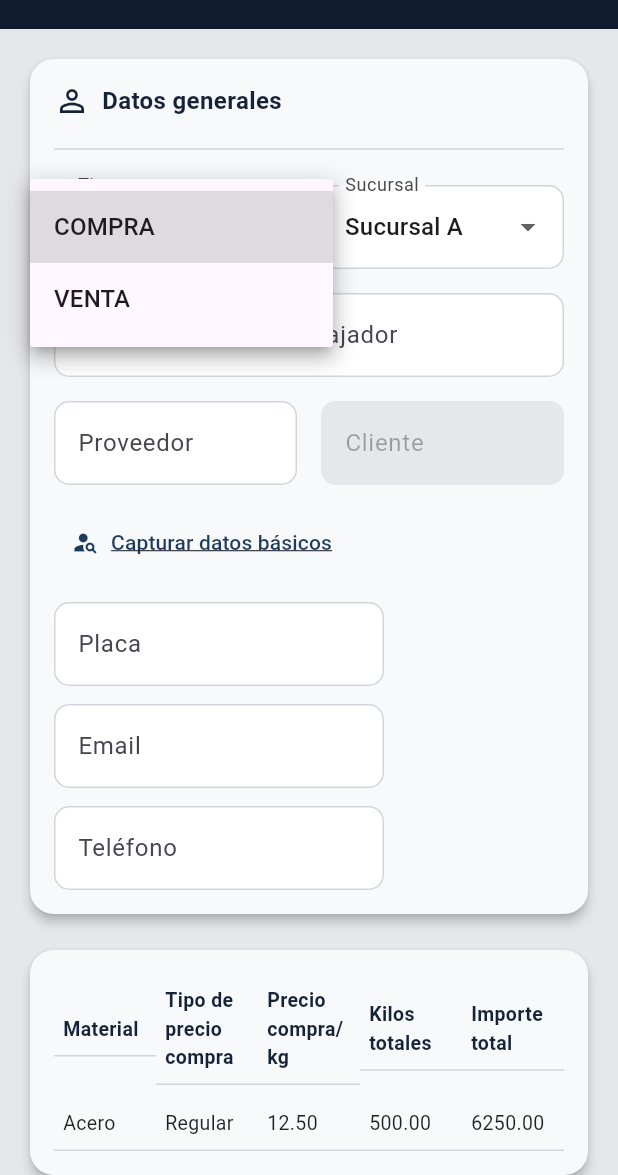
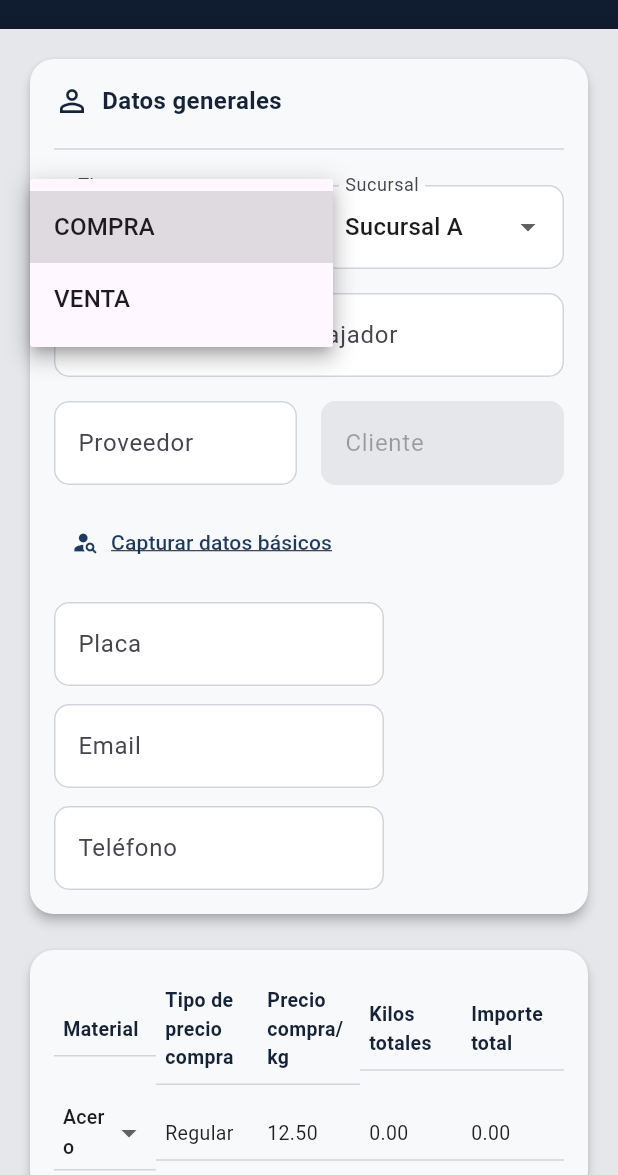
Before and after one commit to pcaliman2/ventana_trabajador, a Flutter app: the screen it shows after launch, after a tap on "COMPRA", on a phone screen of 412 x 824 dp, the part 61-1236 px from its top. Run offline on Flutter 3.47's test engine with Material 3 defaults, Android fonts, the phone set to English and light mode, and no system bars.

Commit message:
Main_Ver_Final

```diff
--- a/lib/main.dart
+++ b/lib/main.dart
@@ -5,13 +5,9 @@ const Color kAzulProfundo = Color(0xFF152238);
 const Color kAzulSecundario = Color(0xFF1E3A5F);
 const Color kDorado = Color(0xFFCFAF6B);
 
-// Gris general del fondo de la pantalla
 const Color kGrisFondo = Color(0xFFE5E7EB);
-
-// Fondo de los Cards
 const Color kCardFondo = Color(0xFFF8F9FB);
 
-// Bordes / Deshabilitados
 const Color kGrisBorde = Color(0xFFD1D5DB);
 const Color kGrisDeshabilitado = Color(0xFFE5E7EB);
 
@@ -29,12 +25,10 @@ class WeighingApp extends StatelessWidget {
       debugShowCheckedModeBanner: false,
       theme: ThemeData(
         scaffoldBackgroundColor: kGrisFondo,
-
         appBarTheme: const AppBarTheme(
           foregroundColor: Colors.white,
           elevation: 0,
         ),
-
         inputDecorationTheme: InputDecorationTheme(
           filled: true,
           fillColor: Colors.white,
@@ -49,26 +43,6 @@ class WeighingApp extends StatelessWidget {
           focusedBorder: OutlineInputBorder(
             borderSide: BorderSide(color: kAzulSecundario, width: 2),
             borderRadius: BorderRadius.circular(10),
-          ),
-        ),
-
-        elevatedButtonTheme: ElevatedButtonThemeData(
-          style: ElevatedButton.styleFrom(
-            backgroundColor: kAzulSecundario,
-            foregroundColor: Colors.white,
-            shape: RoundedRectangleBorder(
-              borderRadius: BorderRadius.circular(10),
-            ),
-          ),
-        ),
-
-        outlinedButtonTheme: OutlinedButtonThemeData(
-          style: OutlinedButton.styleFrom(
-            foregroundColor: kAzulSecundario,
-            side: const BorderSide(color: kAzulSecundario),
-            shape: RoundedRectangleBorder(
-              borderRadius: BorderRadius.circular(10),
-            ),
           ),
         ),
       ),
@@ -89,6 +63,61 @@ class _WeighingNotePageState extends State<WeighingNotePage> {
   String sucursal = 'Sucursal A';
   bool proveedorEnabled = true;
   bool clienteEnabled = false;
+
+  // ====== MATERIALES ======
+
+  final Map<String, MaterialInfo> _materiales = const {
+    'Acero': MaterialInfo(tipoPrecio: 'Regular', precioKg: 12.50),
+    'Cobre': MaterialInfo(tipoPrecio: 'Premium', precioKg: 25.00),
+    'Aluminio': MaterialInfo(tipoPrecio: 'Regular', precioKg: 8.75),
+  };
+
+  String _materialSeleccionado = 'Acero';
+
+  // ====== CONTROLADORES PESAJES ======
+
+  late TextEditingController _pesoBrutoCtrl;
+  late TextEditingController _tierraCtrl;
+  late TextEditingController _humedadCtrl;
+  late TextEditingController _basuraCtrl;
+  late TextEditingController _pesoNetoCtrl;
+
+  @override
+  void initState() {
+    super.initState();
+
+    _pesoBrutoCtrl = TextEditingController(text: '0.00');
+    _tierraCtrl = TextEditingController(text: '0.00');
+    _humedadCtrl = TextEditingController(text: '0.00');
+    _basuraCtrl = TextEditingController(text: '0.00');
+    _pesoNetoCtrl = TextEditingController(text: '0.00');
+
+    _recalcularPesoNeto();
+  }
+
+  @override
+  void dispose() {
+    _pesoBrutoCtrl.dispose();
+    _tierraCtrl.dispose();
+    _humedadCtrl.dispose();
+    _basuraCtrl.dispose();
+    _pesoNetoCtrl.dispose();
+    super.dispose();
+  }
+
+  double _parse(String s) => double.tryParse(s.replaceAll(',', '.')) ?? 0.0;
+
+  void _recalcularPesoNeto() {
+    final bruto = _parse(_pesoBrutoCtrl.text);
+    final tierra = _parse(_tierraCtrl.text);
+    final humedad = _parse(_humedadCtrl.text);
+    final basura = _parse(_basuraCtrl.text);
+
+    final neto = bruto - (tierra + humedad + basura);
+    _pesoNetoCtrl.text = neto.toStringAsFixed(2);
+
+    setState(() {}); // refresca materiales y resumen
+  }
 
   @override
   Widget build(BuildContext context) {
@@ -118,7 +147,6 @@ class _WeighingNotePageState extends State<WeighingNotePage> {
           ),
         ),
       ),
-
       body: SingleChildScrollView(
         padding: const EdgeInsets.all(16),
         child: Column(
@@ -138,7 +166,10 @@ class _WeighingNotePageState extends State<WeighingNotePage> {
     );
   }
 
-  // BLOQUE 1: Datos generales
+  // ============================================================
+  // BLOQUE 1: DATOS GENERALES
+  // ============================================================
+
   Widget _buildHeaderSection(BuildContext context) {
     return Card(
       elevation: 3,
@@ -167,7 +198,6 @@ class _WeighingNotePageState extends State<WeighingNotePage> {
             const Divider(color: kGrisBorde),
             const SizedBox(height: 16),
 
-            // Tipo + Sucursal
             Row(
               children: [
                 Expanded(
@@ -218,7 +248,6 @@ class _WeighingNotePageState extends State<WeighingNotePage> {
 
             const SizedBox(height: 16),
 
-            // Proveedor / Cliente
             Row(
               children: [
                 Expanded(
@@ -272,7 +301,6 @@ class _WeighingNotePageState extends State<WeighingNotePage> {
 
             const SizedBox(height: 16),
 
-            //  📱 Responsive: Placa / Email / Teléfono usando Wrap
             Wrap(
               spacing: 16,
               runSpacing: 12,
@@ -303,8 +331,16 @@ class _WeighingNotePageState extends State<WeighingNotePage> {
     );
   }
 
-  // BLOQUE 2: Materiales
+  // ============================================================
+  // BLOQUE 2: MATERIALES (Kilos totales = Peso Neto)
+  // ============================================================
+
   Widget _buildMaterialsSection() {
+    final info = _materiales[_materialSeleccionado]!;
+
+    final kilosTotales = _parse(_pesoNetoCtrl.text);
+    final importe = info.precioKg * kilosTotales;
+
     return Card(
       elevation: 3,
       color: kCardFondo,
@@ -324,12 +360,31 @@ class _WeighingNotePageState extends State<WeighingNotePage> {
             ),
             const SizedBox(height: 8),
             Row(
-              children: const [
-                Expanded(flex: 2, child: _ValueCell('Acero')),
-                Expanded(flex: 2, child: _ValueCell('Regular')),
-                Expanded(flex: 2, child: _ValueCell('12.50')),
-                Expanded(flex: 2, child: _ValueCell('500.00')),
-                Expanded(flex: 2, child: _ValueCell('6250.00')),
+              children: [
+                Expanded(
+                  flex: 2,
+                  child: _DropdownCell(
+                    value: _materialSeleccionado,
+                    options: _materiales.keys.toList(),
+                    onChanged: (nuevo) {
+                      if (nuevo == null) return;
+                      setState(() => _materialSeleccionado = nuevo);
+                    },
+                  ),
+                ),
+                Expanded(flex: 2, child: _ValueCell(info.tipoPrecio)),
+                Expanded(
+                  flex: 2,
+                  child: _ValueCell(info.precioKg.toStringAsFixed(2)),
+                ),
+                Expanded(
+                  flex: 2,
+                  child: _ValueCell(kilosTotales.toStringAsFixed(2)),
+                ),
+                Expanded(
+                  flex: 2,
+                  child: _ValueCell(importe.toStringAsFixed(2)),
+                ),
               ],
             ),
           ],
@@ -338,7 +393,10 @@ class _WeighingNotePageState extends State<WeighingNotePage> {
     );
   }
 
-  // BLOQUE 3: Detalle de pesajes
+  // ============================================================
+  // BLOQUE 3: DETALLE DE PESAJES (SIN “EXAMINAR”)
+  // ============================================================
+
   Widget _buildWeighingDetailSection() {
     return Card(
       elevation: 3,
@@ -364,23 +422,37 @@ class _WeighingNotePageState extends State<WeighingNotePage> {
                 Expanded(child: _HeaderCell('Humedad (kg)')),
                 Expanded(child: _HeaderCell('Basura (kg)')),
                 Expanded(child: _HeaderCell('Peso neto (kg)')),
-                SizedBox(width: 110),
               ],
             ),
             const SizedBox(height: 8),
             Row(
               children: [
-                const Expanded(child: _ValueCell('520.00')),
-                const Expanded(child: _ValueCell('8.00')),
-                const Expanded(child: _ValueCell('5.00')),
-                const Expanded(child: _ValueCell('7.00')),
-                const Expanded(child: _ValueCell('500.00')),
-                SizedBox(
-                  width: 110,
-                  child: OutlinedButton(
-                    onPressed: () {},
-                    child: const Text('Examinar…'),
+                Expanded(
+                  child: _InputCell(
+                    controller: _pesoBrutoCtrl,
+                    onChanged: (_) => _recalcularPesoNeto(),
                   ),
+                ),
+                Expanded(
+                  child: _InputCell(
+                    controller: _tierraCtrl,
+                    onChanged: (_) => _recalcularPesoNeto(),
+                  ),
+                ),
+                Expanded(
+                  child: _InputCell(
+                    controller: _humedadCtrl,
+                    onChanged: (_) => _recalcularPesoNeto(),
+                  ),
+                ),
+                Expanded(
+                  child: _InputCell(
+                    controller: _basuraCtrl,
+                    onChanged: (_) => _recalcularPesoNeto(),
+                  ),
+                ),
+                Expanded(
+                  child: _InputCell(controller: _pesoNetoCtrl, readOnly: true),
                 ),
               ],
             ),
@@ -390,8 +462,21 @@ class _WeighingNotePageState extends State<WeighingNotePage> {
     );
   }
 
-  // BLOQUE 4: Fecha + foto + resumen
+  // ============================================================
+  // BLOQUE 4: FECHA + FOTO + RESUMEN (DINÁMICO)
+  // ============================================================
+
   Widget _buildBottomSection() {
+    final bruto = _parse(_pesoBrutoCtrl.text);
+    final tierra = _parse(_tierraCtrl.text);
+    final humedad = _parse(_humedadCtrl.text);
+    final basura = _parse(_basuraCtrl.text);
+    final neto = _parse(_pesoNetoCtrl.text);
+
+    final descuentos = tierra + humedad + basura;
+    final precioKg = _materiales[_materialSeleccionado]!.precioKg;
+    final importeTotal = precioKg * neto;
+
     return Card(
       elevation: 3,
       color: kCardFondo,
@@ -401,6 +486,7 @@ class _WeighingNotePageState extends State<WeighingNotePage> {
         child: Row(
           crossAxisAlignment: CrossAxisAlignment.start,
           children: [
+            // Columna izquierda: fecha + foto
             Expanded(
               flex: 2,
               child: Column(
@@ -440,19 +526,25 @@ class _WeighingNotePageState extends State<WeighingNotePage> {
                 ],
               ),
             ),
+
             const SizedBox(width: 24),
-            const Expanded(
+
+            // Columna derecha: resumen dinámico
+            Expanded(
               flex: 2,
               child: Column(
                 crossAxisAlignment: CrossAxisAlignment.end,
                 children: [
-                  _SummaryRow('Kilos brutos totales', '520.00'),
-                  SizedBox(height: 4),
-                  _SummaryRow('Descuentos totales', '20.00'),
-                  SizedBox(height: 4),
-                  _SummaryRow('Kilos netos totales', '500.00'),
-                  SizedBox(height: 8),
-                  Align(
+                  _SummaryRow('Kilos brutos totales', bruto.toStringAsFixed(2)),
+                  const SizedBox(height: 4),
+                  _SummaryRow(
+                    'Descuentos totales',
+                    descuentos.toStringAsFixed(2),
+                  ),
+                  const SizedBox(height: 4),
+                  _SummaryRow('Kilos netos totales', neto.toStringAsFixed(2)),
+                  const SizedBox(height: 8),
+                  const Align(
                     alignment: Alignment.centerRight,
                     child: Text(
                       'Importe total',
@@ -462,8 +554,8 @@ class _WeighingNotePageState extends State<WeighingNotePage> {
                   Align(
                     alignment: Alignment.centerRight,
                     child: Text(
-                      '6250.00',
-                      style: TextStyle(
+                      importeTotal.toStringAsFixed(2),
+                      style: const TextStyle(
                         fontWeight: FontWeight.bold,
                         fontSize: 18,
                         color: kAzulProfundo,
@@ -479,7 +571,10 @@ class _WeighingNotePageState extends State<WeighingNotePage> {
     );
   }
 
-  // BLOQUE 6: Botones finales
+  // ============================================================
+  // BLOQUE 5: BOTONES FINALES
+  // ============================================================
+
   Widget _buildActions() {
     return Row(
       children: [
@@ -507,7 +602,20 @@ class _WeighingNotePageState extends State<WeighingNotePage> {
   }
 }
 
-// ====== COMPONENTES AUXILIARES ======
+// ============================================================
+// MODELO DE MATERIAL
+// ============================================================
+
+class MaterialInfo {
+  final String tipoPrecio;
+  final double precioKg;
+
+  const MaterialInfo({required this.tipoPrecio, required this.precioKg});
+}
+
+// ============================================================
+// WIDGETS AUXILIARES
+// ============================================================
 
 class _HeaderCell extends StatelessWidget {
   final String text;
@@ -562,15 +670,12 @@ class _SummaryRow extends StatelessWidget {
     return Row(
       mainAxisAlignment: MainAxisAlignment.spaceBetween,
       children: [
-        Text(
-          label,
-          style: const TextStyle(fontSize: 13, color: Colors.black87),
-        ),
+        Text(label, style: const TextStyle(fontSize: 13)),
         Text(
           value,
           style: const TextStyle(
+            fontWeight: FontWeight.w600,
             fontSize: 13,
-            fontWeight: FontWeight.w600,
             color: kAzulProfundo,
           ),
         ),
@@ -578,3 +683,73 @@ class _SummaryRow extends StatelessWidget {
     );
   }
 }
+
+class _DropdownCell extends StatelessWidget {
+  final String value;
+  final List<String> options;
+  final ValueChanged<String?> onChanged;
+
+  const _DropdownCell({
+    required this.value,
+    required this.options,
+    required this.onChanged,
+  });
+
+  @override
+  Widget build(BuildContext context) {
+    return Container(
+      padding: const EdgeInsets.symmetric(horizontal: 6),
+      decoration: const BoxDecoration(
+        border: Border(bottom: BorderSide(color: kGrisBorde)),
+      ),
+      child: DropdownButtonHideUnderline(
+        child: DropdownButton<String>(
+          isExpanded: true,
+          value: value,
+          items: options
+              .map(
+                (m) => DropdownMenuItem(
+                  value: m,
+                  child: Text(m, style: const TextStyle(fontSize: 13)),
+                ),
+              )
+              .toList(),
+          onChanged: onChanged,
+        ),
+      ),
+    );
+  }
+}
+
+class _InputCell extends StatelessWidget {
+  final TextEditingController controller;
+  final ValueChanged<String>? onChanged;
+  final bool readOnly;
+
+  const _InputCell({
+    required this.controller,
+    this.onChanged,
+    this.readOnly = false,
+  });
+
+  @override
+  Widget build(BuildContext context) {
+    return Container(
+      padding: const EdgeInsets.symmetric(horizontal: 6),
+      decoration: const BoxDecoration(
+        border: Border(bottom: BorderSide(color: kGrisBorde)),
+      ),
+      child: TextField(
+        controller: controller,
+        readOnly: readOnly,
+        keyboardType: const TextInputType.numberWithOptions(decimal: true),
+        decoration: const InputDecoration(
+          isDense: true,
+          border: InputBorder.none,
+        ),
+        style: const TextStyle(fontSize: 13),
+        onChanged: onChanged,
+      ),
+    );
+  }
+}
```
